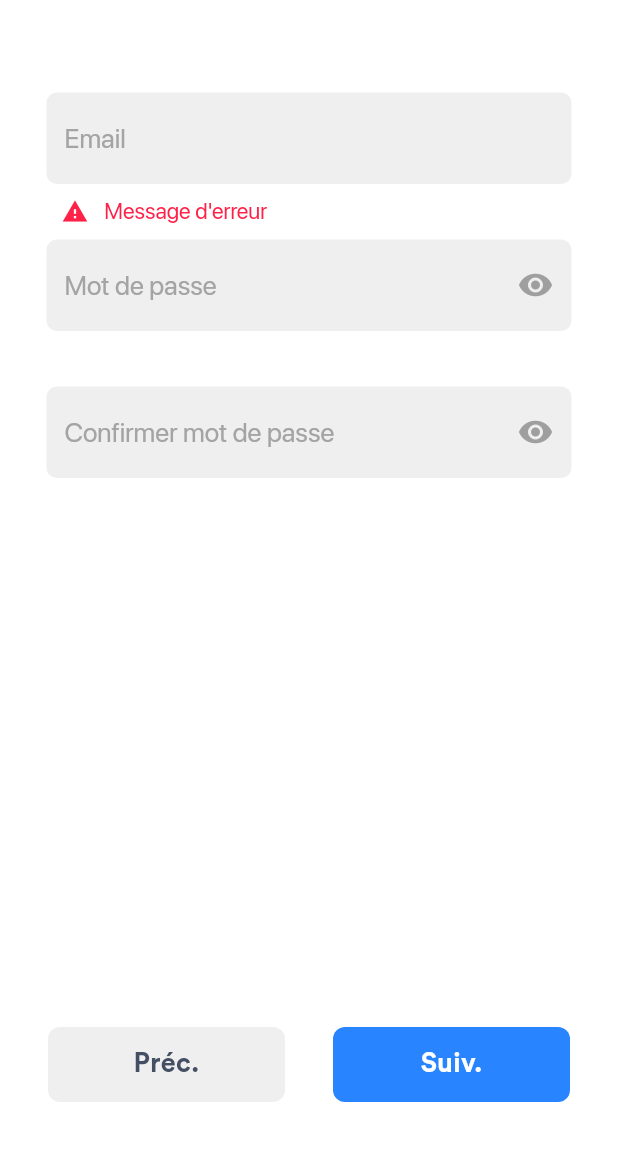
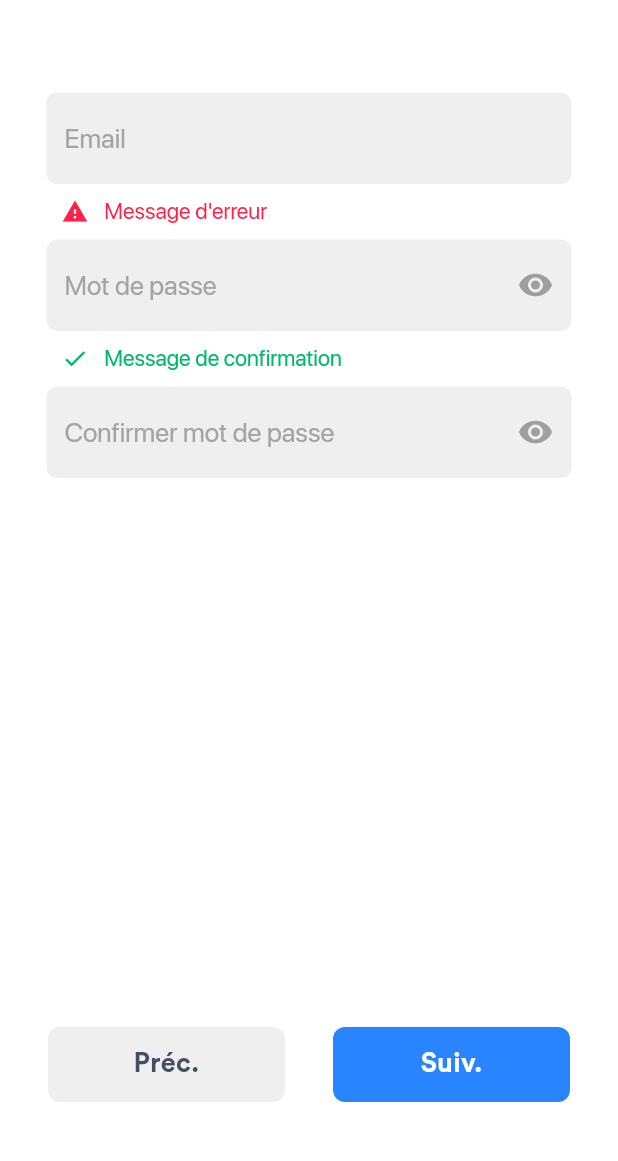
Before and after one commit to elhadjibabacarsene/Projet-Book-Yonn-mobile, a Flutter app: the InscriptionsForm screen opened by its route, on a phone screen of 412 x 824 dp, the part 59-1220 px from its top. Run offline on Flutter 3.47's test engine with Material 2 defaults, Android fonts, the phone set to English and light mode, and no system bars; our stand-ins replace hexcolor.

```diff
--- /dev/null
+++ b/lib/views/inscriptions/components/form/message_text_form_field.dart
@@ -0,0 +1,43 @@
+import 'package:flutter/material.dart';
+import 'package:hexcolor/hexcolor.dart';
+
+
+class MessageTextFormField extends StatefulWidget {
+
+  final String message;
+  final String typeMessage;
+
+  const MessageTextFormField({ Key? key, required this.message, required this.typeMessage }) : super(key: key);
+
+  @override
+  _MessageTextFormFieldState createState() => _MessageTextFormFieldState();
+}
+
+class _MessageTextFormFieldState extends State<MessageTextFormField> {
+  @override
+  Widget build(BuildContext context) {
+    return Padding(
+            padding: const EdgeInsets.only(left: 10),
+            child: Row(
+              children: [
+                Icon(
+                  widget.typeMessage == 'success' ? Icons.check : (widget.typeMessage == 'error') ? Icons.warning : null,
+                  color: widget.typeMessage == 'success' ? HexColor('#00b969') : (widget.typeMessage == 'error') ? HexColor('#ff2147') : null,
+                  size: 18,
+                ),
+                SizedBox(
+                  width: 10.5,
+                ),
+                Text(
+                  widget.message,
+                  style: TextStyle(
+                    fontSize: 15,
+                    fontFamily: 'SF Pro Display Regular',
+                    color: widget.typeMessage == 'success' ? HexColor('#00b969') : (widget.typeMessage == 'error') ? HexColor('#ff2147') : null
+                  ),
+                )
+              ],
+            ),
+          );
+  }
+}
```
Also changed, not shown: lib/views/inscriptions/components/form/message_bottom_form.dart (deleted, +0 -18 lines), lib/views/inscriptions/inscriptions_form_steps.dart (+6 -24 lines).
